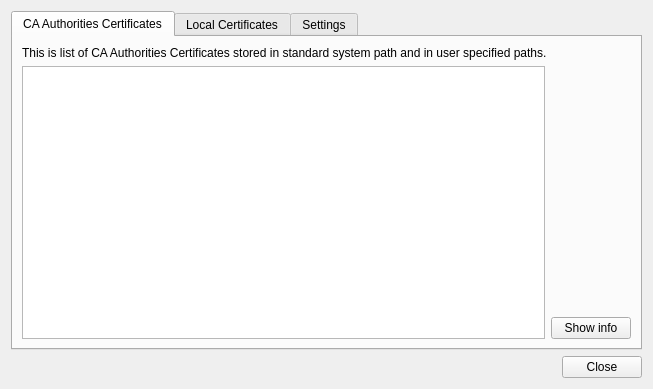
Old version of the form src/preferences/sslmanager.ui in the repository QupZilla/qupzilla.
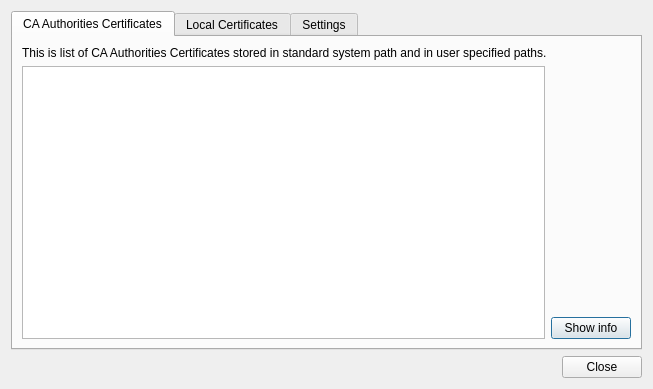
New version of the form.

What changed in the file:
```diff
--- a/src/preferences/sslmanager.ui
+++ b/src/preferences/sslmanager.ui
@@ -1,7 +1,7 @@
 <?xml version="1.0" encoding="UTF-8"?>
 <ui version="4.0">
  <class>SSLManager</class>
- <widget class="QWidget" name="SSLManager">
+ <widget class="QDialog" name="SSLManager">
   <property name="geometry">
    <rect>
     <x>0</x>
```
